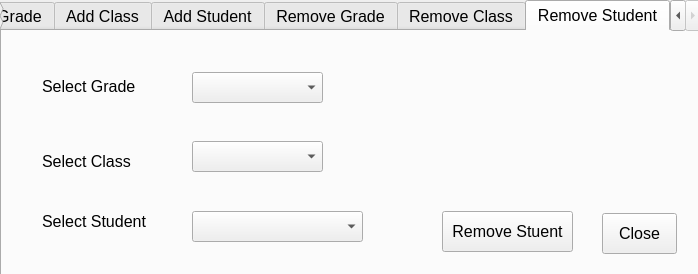
First picture: the form in manageclasses.ui, repository dkithmal/BinduProjectTeacher, before the edit.
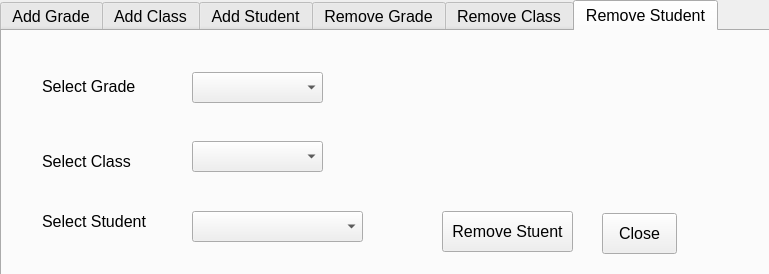
Second picture: the form after the edit.

What changed in the file:
```diff
--- a/manageclasses.ui
+++ b/manageclasses.ui
@@ -6,7 +6,7 @@
    <rect>
     <x>0</x>
     <y>0</y>
-    <width>698</width>
+    <width>769</width>
     <height>274</height>
    </rect>
   </property>
@@ -18,7 +18,7 @@
     <rect>
      <x>0</x>
      <y>0</y>
-     <width>701</width>
+     <width>771</width>
      <height>281</height>
     </rect>
    </property>
```
